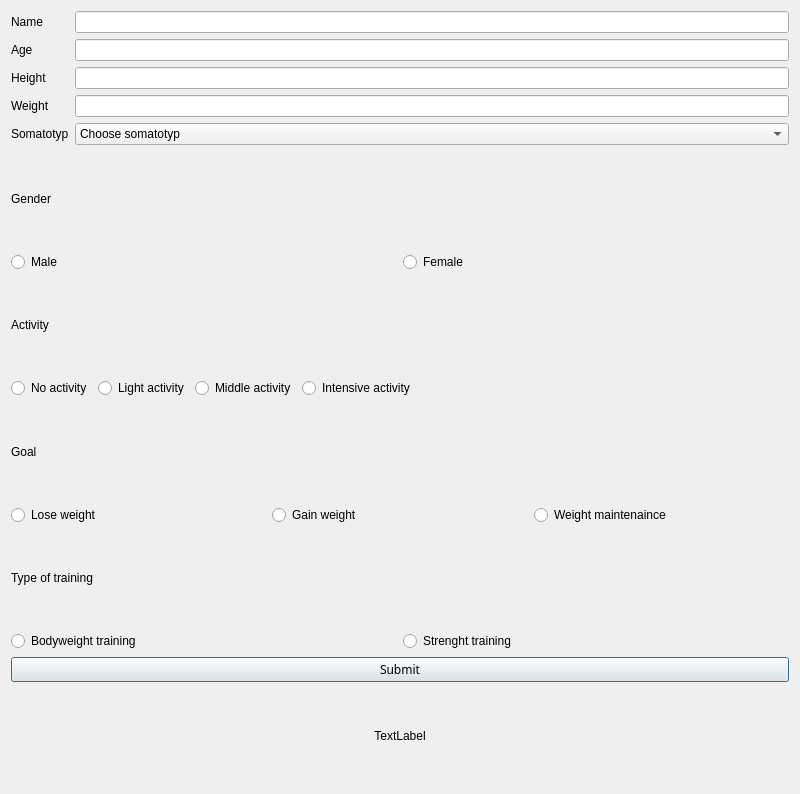
Old version of the form form.ui in the repository Kubakl11/JK_Fitness.
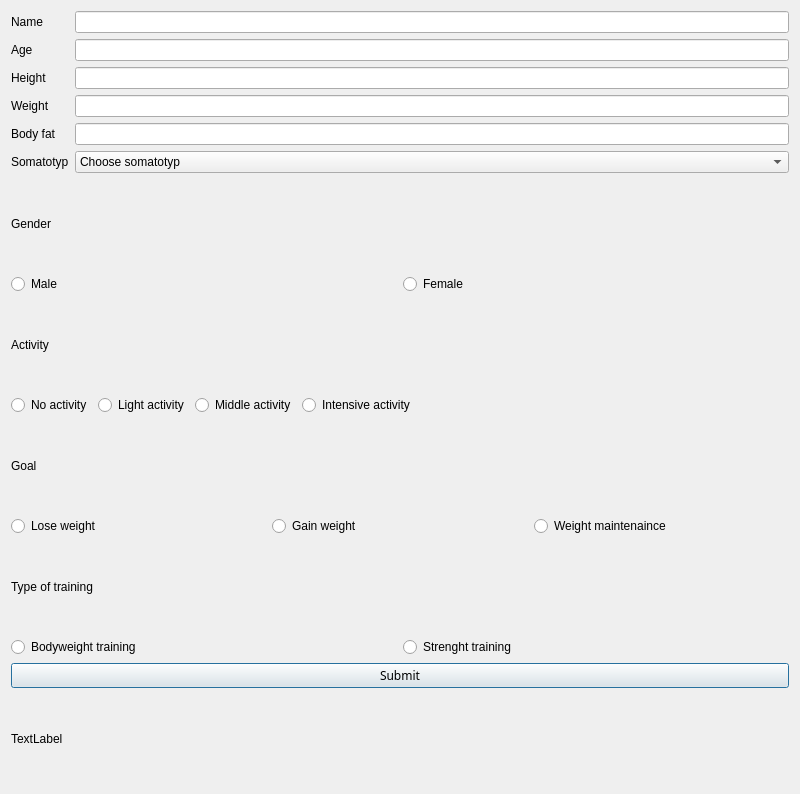
New version of the form.

```diff
--- a/form.ui
+++ b/form.ui
@@ -80,15 +80,15 @@
        <item row="3" column="1">
         <widget class="QLineEdit" name="lineEdit_4"/>
        </item>
-       <item row="4" column="0">
+       <item row="5" column="0">
         <widget class="QLabel" name="label_3">
          <property name="text">
           <string>Somatotyp</string>
          </property>
         </widget>
        </item>
-       <item row="4" column="1">
-        <widget class="QComboBox" name="comboBox">
+       <item row="5" column="1">
+        <widget class="QComboBox" name="CBX_Soma">
          <item>
           <property name="text">
            <string>Choose somatotyp</string>
@@ -121,6 +121,16 @@
          </item>
         </widget>
        </item>
+       <item row="4" column="1">
+        <widget class="QLineEdit" name="Line_BF"/>
+       </item>
+       <item row="4" column="0">
+        <widget class="QLabel" name="label_4">
+         <property name="text">
+          <string>Body fat</string>
+         </property>
+        </widget>
+       </item>
       </layout>
      </item>
     </layout>
@@ -299,9 +309,6 @@
      <property name="text">
       <string>TextLabel</string>
      </property>
-     <property name="alignment">
-      <set>Qt::AlignCenter</set>
-     </property>
     </widget>
    </item>
   </layout>
```
Left out of the diff: 32 changed lines with no effect on the pictures.
